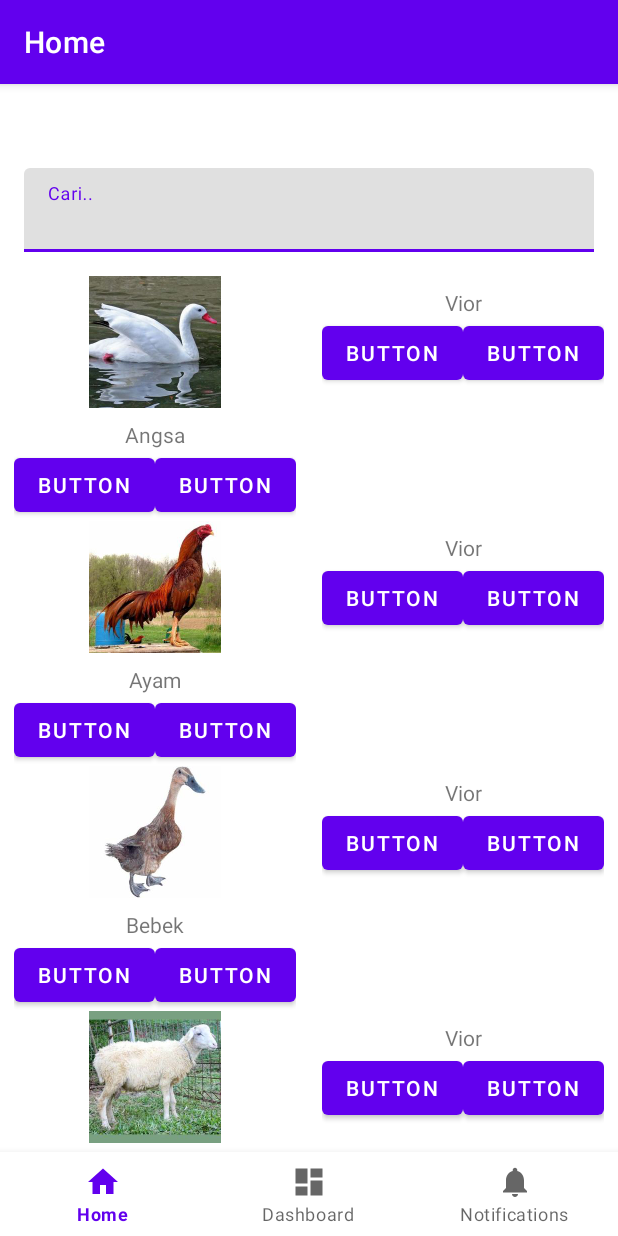
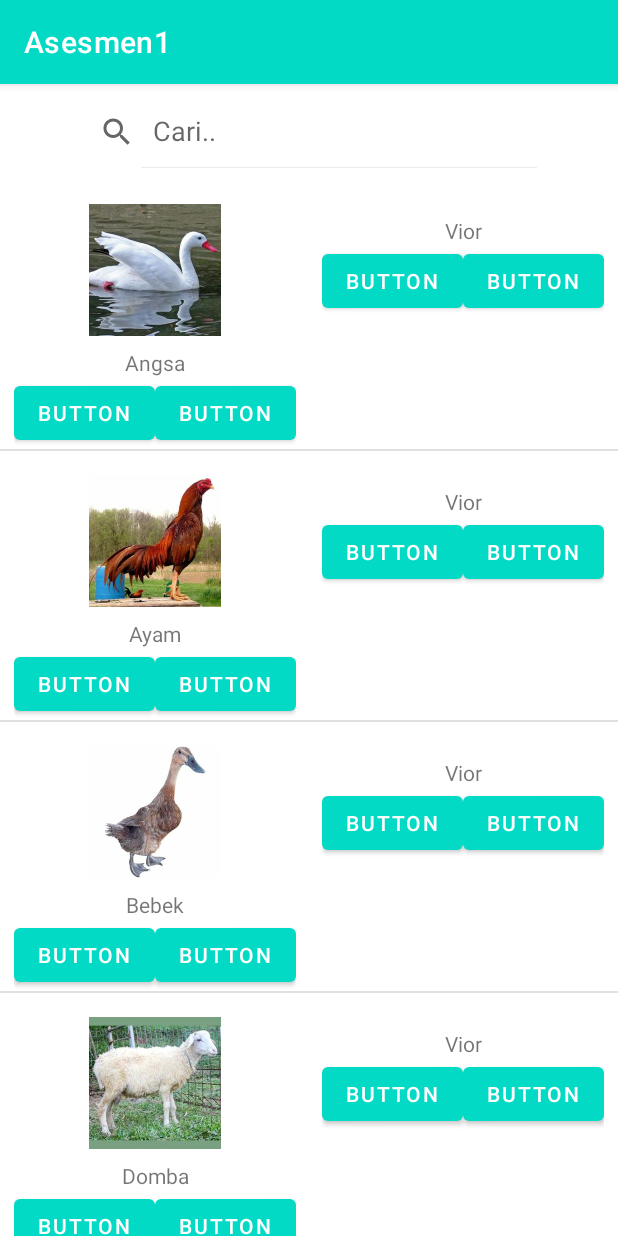
Before and after one commit to wikosac/asesmen1, an Android app: the screen it shows after launch (MainActivity), on a phone screen of 412 x 824 dp. Run offline under Robolectric (Android 15) with nearby library versions, the phone set to English and light mode, and no system bars; our stand-ins replace navigation-ui.

Commit message:
Memindah fragment_home.xml ke activity_main.xml

```diff
--- a/app/src/main/java/org/d3if4401/asesmen1/MainActivity.kt
+++ b/app/src/main/java/org/d3if4401/asesmen1/MainActivity.kt
@@ -21,28 +21,28 @@ class MainActivity : AppCompatActivity() {
         binding = ActivityMainBinding.inflate(layoutInflater)
         setContentView(binding.root)
 
-//        with(binding.rv) {
-//            addItemDecoration(DividerItemDecoration(context, RecyclerView.VERTICAL))
-//            adapter = MainAdapter(getData())
-//            setHasFixedSize(true)
-//        }
+        with(binding.rv) {
+            addItemDecoration(DividerItemDecoration(context, RecyclerView.VERTICAL))
+            adapter = MainAdapter(getData())
+            setHasFixedSize(true)
+        }
 
-        val navView: BottomNavigationView = binding.navView
+//        val navView: BottomNavigationView = binding.navView
+//
+//        val navController = findNavController(R.id.nav_host_fragment_activity_main)
+//        // Passing each menu ID as a set of Ids because each
+//        // menu should be considered as top level destinations.
+//        val appBarConfiguration = AppBarConfiguration(
+//            setOf(
+//                R.id.navigation_home, R.id.navigation_dashboard, R.id.navigation_notifications
+//            )
+//        )
+//        setupActionBarWithNavController(navController, appBarConfiguration)
+//        navView.setupWithNavController(navController)
 
-        val navController = findNavController(R.id.nav_host_fragment_activity_main)
-        // Passing each menu ID as a set of Ids because each
-        // menu should be considered as top level destinations.
-        val appBarConfiguration = AppBarConfiguration(
-            setOf(
-                R.id.navigation_home, R.id.navigation_dashboard, R.id.navigation_notifications
-            )
-        )
-        setupActionBarWithNavController(navController, appBarConfiguration)
-        navView.setupWithNavController(navController)
-
-        val rv: RecyclerView = findViewById(R.id.rv)
-        rv.layoutManager = LinearLayoutManager(this)
-        rv.adapter = MainAdapter(getData())
+//        val rv: RecyclerView = findViewById(R.id.rv)
+//        rv.layoutManager = LinearLayoutManager(this)
+//        rv.adapter = MainAdapter(getData())
     }
 
     private fun getData(): List<Item> {
--- a/app/src/main/res/layout/activity_main.xml
+++ b/app/src/main/res/layout/activity_main.xml
@@ -1,33 +1,56 @@
 <?xml version="1.0" encoding="utf-8"?>
-<androidx.constraintlayout.widget.ConstraintLayout xmlns:android="http://schemas.android.com/apk/res/android"
+<androidx.constraintlayout.widget.ConstraintLayout
+    xmlns:android="http://schemas.android.com/apk/res/android"
     xmlns:app="http://schemas.android.com/apk/res-auto"
     xmlns:tools="http://schemas.android.com/tools"
-    android:id="@+id/container"
+    android:id="@+id/homeView"
     android:layout_width="match_parent"
     android:layout_height="match_parent"
-    android:paddingTop="?attr/actionBarSize">
+    tools:context=".ui.home.HomeFragment">
 
-    <com.google.android.material.bottomnavigation.BottomNavigationView
-        android:id="@+id/nav_view"
-        android:layout_width="0dp"
-        android:layout_height="wrap_content"
-        android:layout_marginStart="0dp"
-        android:layout_marginEnd="0dp"
-        android:background="?android:attr/windowBackground"
-        app:layout_constraintBottom_toBottomOf="parent"
-        app:layout_constraintLeft_toLeftOf="parent"
-        app:layout_constraintRight_toRightOf="parent"
-        app:menu="@menu/bottom_nav_menu" />
-
-    <fragment
-        android:id="@+id/nav_host_fragment_activity_main"
-        android:name="androidx.navigation.fragment.NavHostFragment"
+    <LinearLayout
         android:layout_width="match_parent"
         android:layout_height="match_parent"
-        app:defaultNavHost="true"
-        app:layout_constraintLeft_toLeftOf="parent"
-        app:layout_constraintRight_toRightOf="parent"
-        app:layout_constraintTop_toTopOf="parent"
-        app:navGraph="@navigation/mobile_navigation" />
+        android:orientation="vertical"
+        app:layout_constraintBottom_toBottomOf="parent"
+        app:layout_constraintEnd_toEndOf="parent"
+        app:layout_constraintStart_toStartOf="parent"
+        app:layout_constraintTop_toTopOf="parent">
 
+        <androidx.constraintlayout.widget.ConstraintLayout
+            android:layout_width="match_parent"
+            android:layout_height="wrap_content"
+            app:layout_constraintLeft_toLeftOf="parent"
+            app:layout_constraintTop_toTopOf="parent">
+
+            <androidx.appcompat.widget.SearchView
+                android:id="@+id/sV"
+                android:layout_width="wrap_content"
+                android:layout_height="wrap_content"
+                android:layout_marginTop="8dp"
+                android:layout_marginBottom="8dp"
+                app:iconifiedByDefault="false"
+                app:layout_constraintBottom_toBottomOf="parent"
+                app:layout_constraintEnd_toEndOf="parent"
+                app:layout_constraintStart_toStartOf="parent"
+                app:layout_constraintTop_toTopOf="parent"
+                app:queryHint="Cari.." />
+        </androidx.constraintlayout.widget.ConstraintLayout>
+
+        <androidx.constraintlayout.widget.ConstraintLayout
+            android:layout_width="match_parent"
+            android:layout_height="match_parent">
+
+            <androidx.recyclerview.widget.RecyclerView
+                android:id="@+id/rv"
+                android:layout_width="match_parent"
+                android:layout_height="match_parent"
+                android:scrollbars="vertical"
+                app:layoutManager="androidx.recyclerview.widget.LinearLayoutManager"
+                tools:layout_editor_absoluteX="0dp"
+                tools:layout_editor_absoluteY="220dp"
+                tools:listitem="@layout/item_view"
+                tools:context=".MainActivity"/>
+        </androidx.constraintlayout.widget.ConstraintLayout>
+    </LinearLayout>
 </androidx.constraintlayout.widget.ConstraintLayout>
--- a/app/src/main/res/layout/fragment_home.xml
+++ b/app/src/main/res/layout/fragment_home.xml
@@ -23,23 +23,15 @@
             app:layout_constraintLeft_toLeftOf="parent"
             app:layout_constraintTop_toTopOf="parent">
 
-            <com.google.android.material.textfield.TextInputLayout
-                android:layout_width="match_parent"
+            <androidx.appcompat.widget.SearchView
+                android:id="@+id/sV"
+                android:layout_width="wrap_content"
                 android:layout_height="wrap_content"
-                android:layout_marginStart="16dp"
-                android:layout_marginEnd="16dp"
-                android:layout_marginBottom="16dp"
-                app:layout_constraintBottom_toBottomOf="parent"
+                app:iconifiedByDefault="false"
                 app:layout_constraintEnd_toEndOf="parent"
-                app:layout_constraintStart_toStartOf="parent">
-
-                <com.google.android.material.textfield.TextInputEditText
-                    android:layout_width="match_parent"
-                    android:layout_height="wrap_content"
-                    android:hint="@string/cari"
-                    android:textColorHint="#616161"
-                    tools:ignore="TextContrastCheck" />
-            </com.google.android.material.textfield.TextInputLayout>
+                app:layout_constraintStart_toStartOf="parent"
+                app:layout_constraintTop_toTopOf="parent"
+                app:queryHint="Cari.." />
         </androidx.constraintlayout.widget.ConstraintLayout>
 
         <androidx.constraintlayout.widget.ConstraintLayout
--- a/app/src/main/res/layout/item_view.xml
+++ b/app/src/main/res/layout/item_view.xml
@@ -10,7 +10,7 @@
         android:id="@+id/content1"
         android:layout_width="wrap_content"
         android:layout_height="wrap_content"
-        android:layout_marginTop="0dp"
+        android:layout_marginTop="16dp"
         android:orientation="vertical"
         app:layout_constraintEnd_toStartOf="@+id/content2"
         app:layout_constraintStart_toStartOf="parent"
@@ -32,11 +32,13 @@
             android:layout_marginTop="8dp"
             android:layout_marginBottom="8dp"
             android:text="@string/valurt"
+            app:layout_constraintBottom_toTopOf="@+id/linearLayout2"
             app:layout_constraintEnd_toEndOf="parent"
             app:layout_constraintStart_toStartOf="parent"
             app:layout_constraintTop_toBottomOf="@+id/imageView" />
 
         <LinearLayout
+            android:id="@+id/linearLayout2"
             android:layout_width="match_parent"
             android:layout_height="match_parent"
             android:layout_marginStart="8dp"
@@ -44,7 +46,7 @@
             android:orientation="horizontal"
             app:layout_constraintEnd_toEndOf="parent"
             app:layout_constraintStart_toStartOf="parent"
-            app:layout_constraintTop_toBottomOf="@id/namaTextView">
+            app:layout_constraintTop_toBottomOf="@+id/namaTextView">
 
             <Button
                 android:id="@+id/button"
@@ -85,6 +87,7 @@
             android:layout_marginTop="8dp"
             android:layout_marginBottom="8dp"
             android:text="@string/vior"
+            app:layout_constraintBottom_toTopOf="@+id/linearLayout"
             app:layout_constraintEnd_toEndOf="parent"
             app:layout_constraintStart_toStartOf="parent"
             app:layout_constraintTop_toBottomOf="@id/imageViewx" />
@@ -98,7 +101,7 @@
             android:orientation="horizontal"
             app:layout_constraintEnd_toEndOf="parent"
             app:layout_constraintStart_toStartOf="parent"
-            app:layout_constraintTop_toBottomOf="@id/textViewx">
+            app:layout_constraintTop_toBottomOf="@+id/textViewx">
 
             <Button
                 android:id="@+id/buttonx"
--- a/app/src/main/res/values-night/themes.xml
+++ b/app/src/main/res/values-night/themes.xml
@@ -2,12 +2,12 @@
     <!-- Base application theme. -->
     <style name="Theme.Asesmen1" parent="Theme.MaterialComponents.DayNight.DarkActionBar">
         <!-- Primary brand color. -->
-        <item name="colorPrimary">@color/purple_200</item>
+        <item name="colorPrimary">@color/purple_700</item>
         <item name="colorPrimaryVariant">@color/purple_700</item>
         <item name="colorOnPrimary">@color/black</item>
         <!-- Secondary brand color. -->
-        <item name="colorSecondary">@color/teal_200</item>
-        <item name="colorSecondaryVariant">@color/teal_200</item>
+        <item name="colorSecondary">@color/purple_700</item>
+        <item name="colorSecondaryVariant">@color/purple_700</item>
         <item name="colorOnSecondary">@color/black</item>
         <!-- Status bar color. -->
         <item name="android:statusBarColor" tools:targetApi="l">?attr/colorPrimaryVariant</item>
--- a/app/src/main/res/values/themes.xml
+++ b/app/src/main/res/values/themes.xml
@@ -2,8 +2,8 @@
     <!-- Base application theme. -->
     <style name="Theme.Asesmen1" parent="Theme.MaterialComponents.DayNight.DarkActionBar">
         <!-- Primary brand color. -->
-        <item name="colorPrimary">@color/purple_500</item>
-        <item name="colorPrimaryVariant">@color/purple_700</item>
+        <item name="colorPrimary">@color/teal_200</item>
+        <item name="colorPrimaryVariant">@color/teal_700</item>
         <item name="colorOnPrimary">@color/white</item>
         <!-- Secondary brand color. -->
         <item name="colorSecondary">@color/teal_200</item>
```
